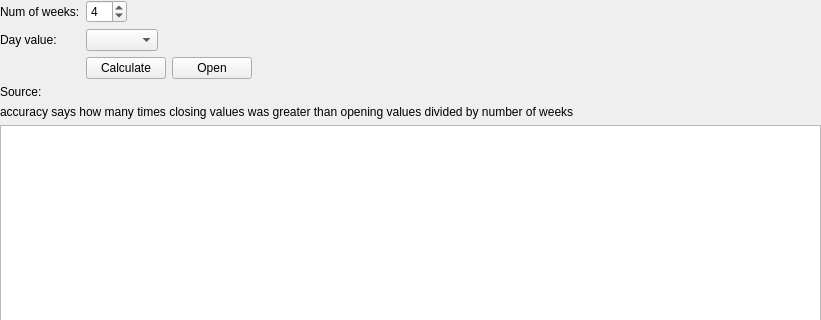
Old version of the form src/stockmonitor/ui/widget/tool/daywidget.ui in the repository anetczuk/stock-monitor; both pictures show x 0 to 821 and y 0 to 320 of the 821 by 666 pixel window.
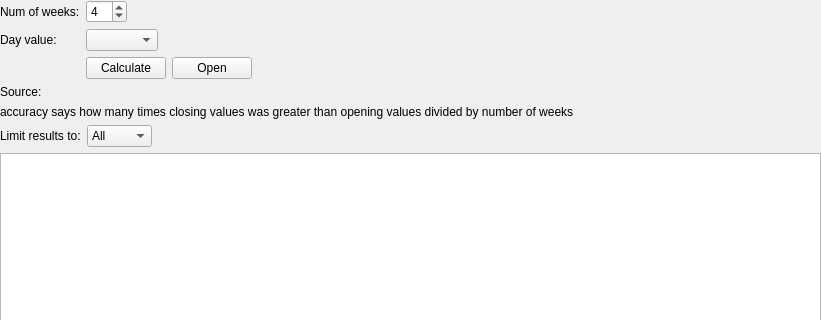
New version of the form. Custom widgets are drawn as their Qt base class.

Diff of the .ui file:
```diff
--- a/src/stockmonitor/ui/widget/tool/daywidget.ui
+++ b/src/stockmonitor/ui/widget/tool/daywidget.ui
@@ -13,7 +13,7 @@
   <property name="windowTitle">
    <string>Day</string>
   </property>
-  <layout class="QVBoxLayout" name="verticalLayout" stretch="0,0,0">
+  <layout class="QVBoxLayout" name="verticalLayout" stretch="0,0,0,0">
    <property name="leftMargin">
     <number>0</number>
    </property>
@@ -143,6 +143,49 @@
      </property>
     </widget>
    </item>
+   <item>
+    <layout class="QHBoxLayout" name="horizontalLayout_4">
+     <item>
+      <widget class="QLabel" name="label_8">
+       <property name="text">
+        <string>Limit results to:</string>
+       </property>
+      </widget>
+     </item>
+     <item>
+      <widget class="QComboBox" name="limitResultsCB">
+       <item>
+        <property name="text">
+         <string>All</string>
+        </property>
+       </item>
+       <item>
+        <property name="text">
+         <string>Favs</string>
+        </property>
+       </item>
+       <item>
+        <property name="text">
+         <string>Wallet</string>
+        </property>
+       </item>
+      </widget>
+     </item>
+     <item>
+      <spacer name="horizontalSpacer_4">
+       <property name="orientation">
+        <enum>Qt::Horizontal</enum>
+       </property>
+       <property name="sizeHint" stdset="0">
+        <size>
+         <width>40</width>
+         <height>20</height>
+        </size>
+       </property>
+      </spacer>
+     </item>
+    </layout>
+   </item>
    <item>
     <widget class="ToolStockTable" name="dataTable"/>
    </item>
```
